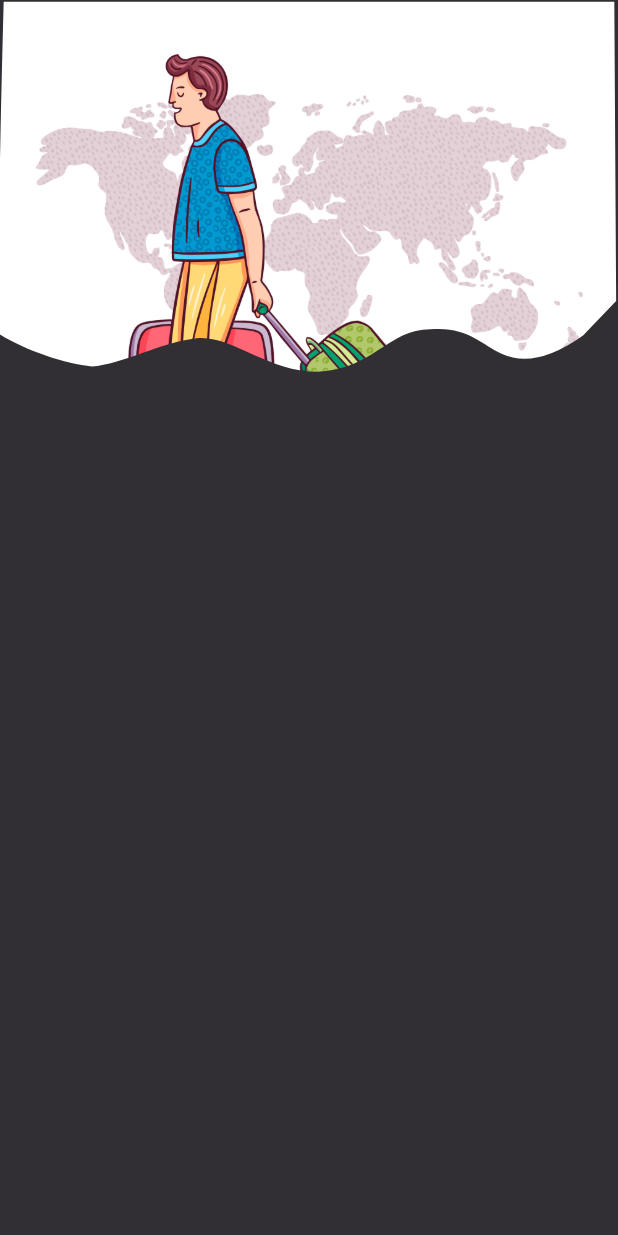
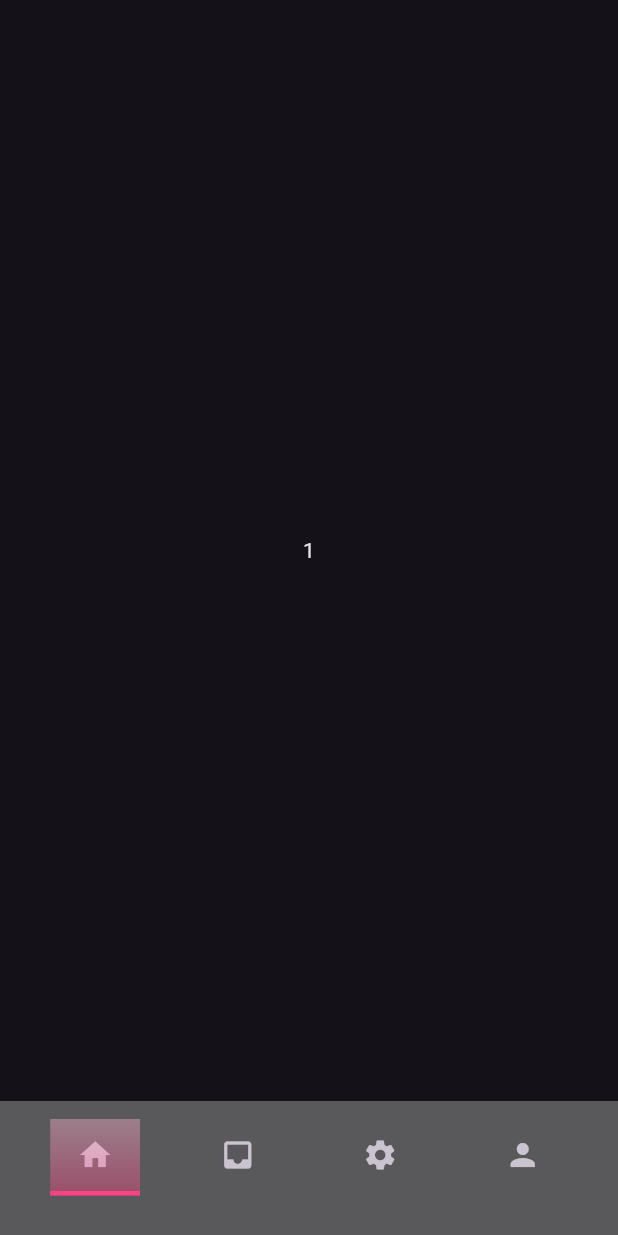
Before and after one commit to fahadazizz/Flutter_Components, a Flutter app: the screen it shows after launch, on a phone screen of 412 x 824 dp. Run offline on Flutter 3.47's test engine with Material 3 defaults, Android fonts, the phone set to English and light mode, and no system bars; our stand-ins replace google_fonts; missing offline and left inert: animated_carousel_scroller, fancy_animated_snackbar.

Commit message:
coded new component

```diff
--- /dev/null
+++ b/lib/components/custom_second_bottom_nav_bar.dart
@@ -0,0 +1,116 @@
+import 'package:flutter/material.dart';
+
+class BottomNavCustomTabView extends StatefulWidget {
+  const BottomNavCustomTabView({super.key});
+
+  @override
+  State<BottomNavCustomTabView> createState() => _BottomNavCustomTabViewState();
+}
+
+class _BottomNavCustomTabViewState extends State<BottomNavCustomTabView> {
+  int _currentIndex = 0;
+  void checkItem(index) {
+    setState(() {
+      _currentIndex = index;
+    });
+  }
+
+  @override
+  Widget build(BuildContext context) {
+    return Scaffold(
+      body: AnimatedContainer(
+        duration: Duration(milliseconds: 400),
+        child: Pages[_currentIndex],
+      ),
+      bottomNavigationBar: Container(
+        width: MediaQuery.of(context).size.width,
+        height: 90,
+        child: BottomAppBar(
+          color: Colors.grey.withOpacity(0.5),
+          child: Row(
+            mainAxisAlignment: MainAxisAlignment.spaceAround,
+            children: [
+              _columnItem(0, Icons.home),
+              _columnItem(1, Icons.inbox),
+              _columnItem(2, Icons.settings),
+              _columnItem(3, Icons.person),
+            ],
+          ),
+        ),
+      ),
+    );
+  }
+
+  Widget _columnItem(int thisIndex, IconData icon) {
+    return Stack(
+      children: [
+        Column(
+          children: [
+            IconButton(
+              onPressed: () {
+                checkItem(thisIndex);
+              },
+              icon: Icon(icon),
+            ),
+            AnimatedContainer(
+              duration: Duration(milliseconds: 500),
+              alignment: Alignment.centerLeft,
+              width: 60,
+              height: 3,
+              color: _currentIndex == thisIndex
+                  ? Colors.pinkAccent
+                  : Colors.transparent,
+            ),
+          ],
+        ),
+        Visibility(
+          visible: _currentIndex == thisIndex ? true : false,
+          child: Positioned(
+            bottom: 15,
+            child: Opacity(
+              opacity: 0.4,
+              child: AnimatedContainer(
+                duration: Duration(milliseconds: 500),
+                width: 60,
+                height: 80,
+                decoration: BoxDecoration(
+                  borderRadius: BorderRadius.only(
+                    topLeft: Radius.circular(12),
+                    topRight: Radius.circular(12),
+                  ),
+                  gradient: LinearGradient(
+                    colors: [
+                      Colors.white,
+                      Colors.pinkAccent,
+                    ],
+                    begin: Alignment.topCenter,
+                    end: Alignment.bottomCenter,
+                  ),
+                ),
+              ),
+            ),
+          ),
+        ),
+      ],
+    );
+  }
+}
+
+List Pages = [
+  Container(
+    alignment: Alignment.center,
+    child: Text("1"),
+  ),
+  Container(
+    alignment: Alignment.center,
+    child: Text("2"),
+  ),
+  Container(
+    alignment: Alignment.center,
+    child: Text("3"),
+  ),
+  Container(
+    alignment: Alignment.center,
+    child: Text("4"),
+  ),
+];
--- a/lib/main.dart
+++ b/lib/main.dart
@@ -20,6 +20,7 @@ import 'package:flutter_components/using_custom_package/first_animated_carousel_
 import 'package:provider/provider.dart';
 
 import 'components/custom_circular_progress_indicator.dart';
+import 'components/custom_second_bottom_nav_bar.dart';
 
 void main() {
   runApp(MultiProvider(
@@ -44,7 +45,7 @@ class _MyAppState extends State<MyApp> {
   Widget build(BuildContext context) {
     return MaterialApp(
       theme: ThemeData.dark(),
-      home: CustomDesignedAnimatedOnboardScreen(),
+      home: BottomNavCustomTabView(),
     );
   }
 }
```
